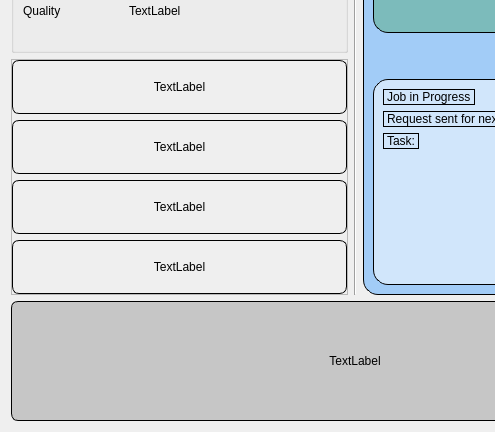
Above: mediscara_ws/src/mediscara/mediscara/scripts/widgets/layout/robotic_info.ui from ppuska/mediscara before the change; both pictures show x 0 to 495 and y 194 to 626 of the 710 by 626 pixel window. Below: the same form after it.
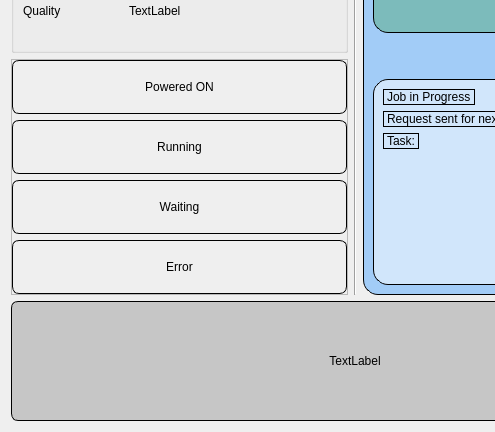
That is the form after the change.

Commit message: Created robotic control widget and improved info widget

The edit to the form file:
```diff
--- a/mediscara_ws/src/mediscara/mediscara/scripts/widgets/layout/robotic_info.ui
+++ b/mediscara_ws/src/mediscara/mediscara/scripts/widgets/layout/robotic_info.ui
@@ -157,7 +157,7 @@
              </size>
             </property>
             <property name="text">
-             <string>TextLabel</string>
+             <string>Powered ON</string>
             </property>
             <property name="alignment">
              <set>Qt::AlignCenter</set>
@@ -173,7 +173,7 @@
              </size>
             </property>
             <property name="text">
-             <string>TextLabel</string>
+             <string>Running</string>
             </property>
             <property name="alignment">
              <set>Qt::AlignCenter</set>
@@ -189,7 +189,7 @@
              </size>
             </property>
             <property name="text">
-             <string>TextLabel</string>
+             <string>Waiting</string>
             </property>
             <property name="alignment">
              <set>Qt::AlignCenter</set>
@@ -205,7 +205,7 @@
              </size>
             </property>
             <property name="text">
-             <string>TextLabel</string>
+             <string>Error</string>
             </property>
             <property name="alignment">
              <set>Qt::AlignCenter</set>
```
The commit also changes 5 other files.
